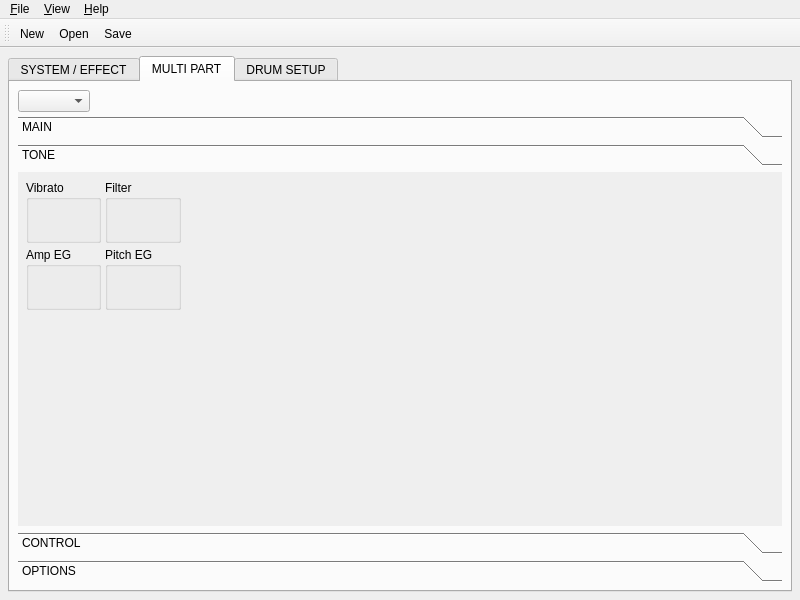
Qt form src/qxgeditMainForm.ui (rncbc/qxgedit) before a commit.
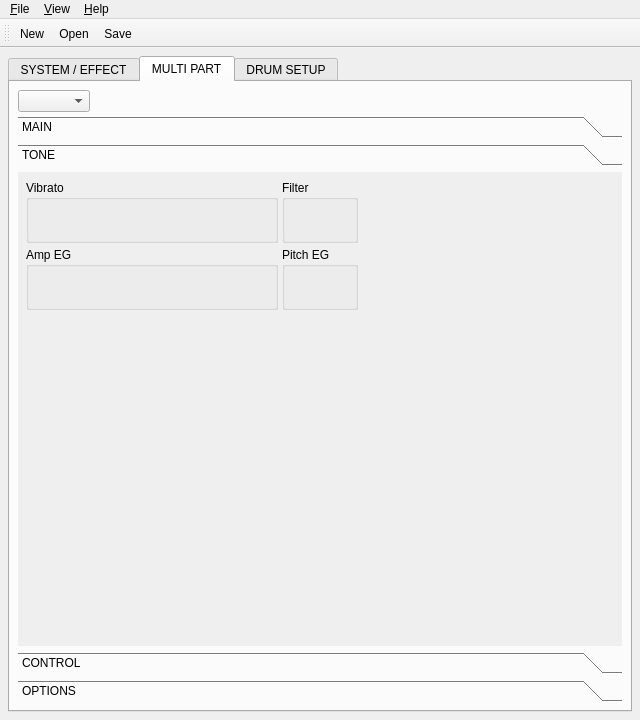
The same form after that commit. The open tabs and pages were chosen to show the change. Icons and pictures are not drawn. Custom widgets are drawn as their Qt base class.

Commit message: - Yet again more layout changes.

The edit to the form file:
```diff
--- a/src/qxgeditMainForm.ui
+++ b/src/qxgeditMainForm.ui
@@ -25,8 +25,8 @@
    <rect>
     <x>0</x>
     <y>0</y>
-    <width>800</width>
-    <height>600</height>
+    <width>640</width>
+    <height>720</height>
    </rect>
   </property>
   <property name="minimumSize" >
@@ -668,7 +668,7 @@
             <string>TONE</string>
            </attribute>
            <layout class="QGridLayout" >
-            <item row="0" column="0" colspan="4" >
+            <item row="0" column="0" >
              <widget class="QGroupBox" name="MultipartVibratoBox" >
               <property name="title" >
                <string>Vibrato</string>
@@ -693,7 +693,7 @@
                  </property>
                  <property name="sizeHint" >
                   <size>
-                   <width>20</width>
+                   <width>60</width>
                    <height>20</height>
                   </size>
                  </property>
@@ -702,7 +702,20 @@
               </layout>
              </widget>
             </item>
-            <item row="0" column="4" colspan="4" >
+            <item row="0" column="2" rowspan="2" >
+             <spacer>
+              <property name="orientation" >
+               <enum>Qt::Horizontal</enum>
+              </property>
+              <property name="sizeHint" >
+               <size>
+                <width>20</width>
+                <height>20</height>
+               </size>
+              </property>
+             </spacer>
+            </item>
+            <item row="0" column="1" >
              <widget class="QGroupBox" name="MultipartFilterBox" >
               <property name="title" >
                <string>Filter</string>
@@ -733,7 +746,7 @@
               </layout>
              </widget>
             </item>
-            <item row="1" column="0" colspan="4" >
+            <item row="1" column="0" >
              <widget class="QGroupBox" name="MultipartAmpEgBox" >
               <property name="title" >
                <string>Amp EG</string>
@@ -758,7 +771,7 @@
                  </property>
                  <property name="sizeHint" >
                   <size>
-                   <width>20</width>
+                   <width>60</width>
                    <height>20</height>
                   </size>
                  </property>
@@ -767,7 +780,7 @@
               </layout>
              </widget>
             </item>
-            <item row="1" column="4" colspan="4" >
+            <item row="1" column="1" >
              <widget class="QGroupBox" name="MultipartPitchEgBox" >
               <property name="title" >
                <string>Pitch EG</string>
@@ -791,20 +804,7 @@
               </layout>
              </widget>
             </item>
-            <item rowspan="2" row="0" column="8" >
-             <spacer>
-              <property name="orientation" >
-               <enum>Qt::Horizontal</enum>
-              </property>
-              <property name="sizeHint" >
-               <size>
-                <width>20</width>
-                <height>20</height>
-               </size>
-              </property>
-             </spacer>
-            </item>
-            <item row="2" column="0" colspan="9" >
+            <item row="2" column="0" colspan="3" >
              <spacer>
               <property name="orientation" >
                <enum>Qt::Vertical</enum>
```
Left out of the diff: 62 changed lines with no effect on the pictures.
